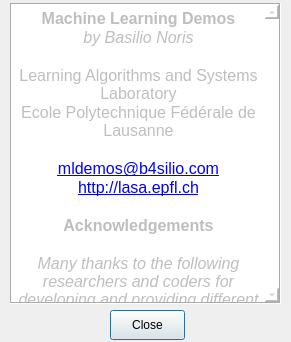
Old version of the form MLDemos/uiMac/aboutDialog.ui in the repository b4silio/MLDemos.
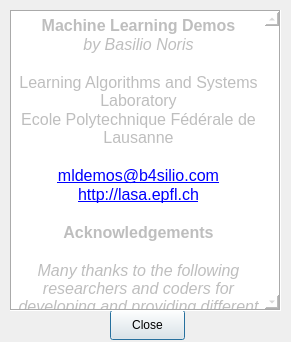
New version of the form.

What changed in the file:
```diff
--- a/MLDemos/uiMac/aboutDialog.ui
+++ b/MLDemos/uiMac/aboutDialog.ui
@@ -45,7 +45,7 @@
    <property name="geometry">
     <rect>
      <x>10</x>
-     <y>3</y>
+     <y>10</y>
      <width>271</width>
      <height>301</height>
     </rect>
```
